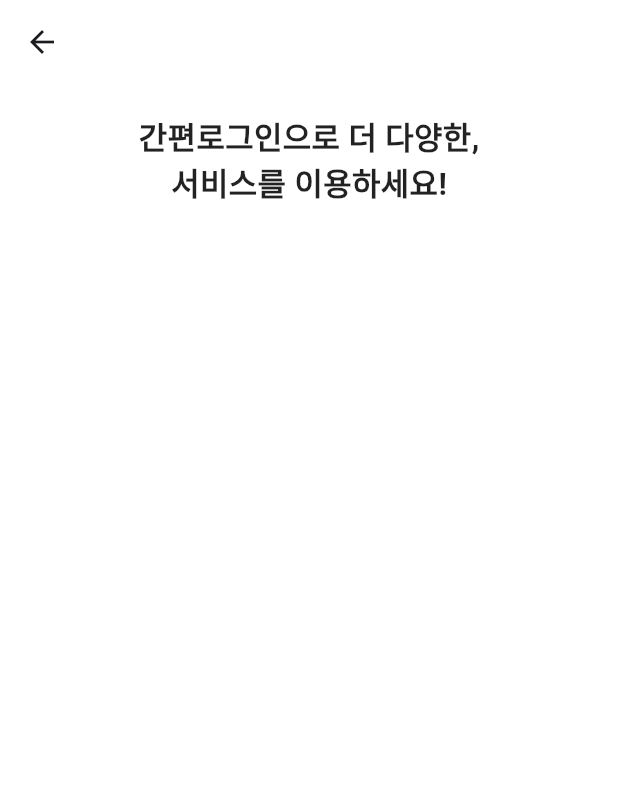
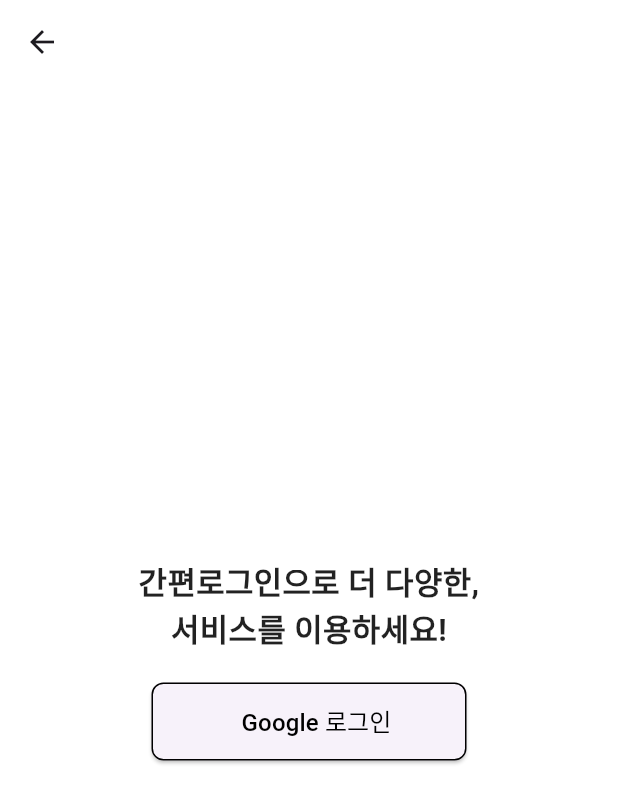
Before and after one commit to jeonghunlee99/Dog-Breed-Identification, a Flutter app: the screen it shows after launch, item 4 of the bottom bar chosen, after a tap on "간편 로그인", on a phone screen of 412 x 824 dp. Shown: the top 803 px of the screen. Run offline on Flutter 3.47's test engine with Material 3 defaults, Android fonts, the phone set to English and light mode, and no system bars; our stand-ins replace firebase_auth, firebase_core, flutter_dotenv, flutter_riverpod, geolocator, google_sign_in and 3 more; missing offline and left inert: flutter_naver_map; accounts and stored records are empty.

Commit message:
구글 로그인 추가

```diff
--- a/lib/screen/login_screen.dart
+++ b/lib/screen/login_screen.dart
@@ -1,4 +1,8 @@
 import 'package:flutter/material.dart';
+import 'package:firebase_auth/firebase_auth.dart';
+import 'package:google_sign_in/google_sign_in.dart';
+
+import 'homepage.dart';
 
 
 class LoginScreen extends StatefulWidget {
@@ -9,6 +13,37 @@ class LoginScreen extends StatefulWidget {
 }
 
 class _LoginScreenState extends State<LoginScreen> {
+  final FirebaseAuth _auth = FirebaseAuth.instance;
+  final GoogleSignIn _googleSignIn = GoogleSignIn();
+
+  Future<void> _signInWithGoogle() async {
+    try {
+      final GoogleSignInAccount? googleUser = await _googleSignIn.signIn();
+      if (googleUser == null) {
+        // 사용자가 로그인 취소
+        return;
+      }
+
+      final GoogleSignInAuthentication googleAuth = await googleUser.authentication;
+      final AuthCredential credential = GoogleAuthProvider.credential(
+        accessToken: googleAuth.accessToken,
+        idToken: googleAuth.idToken,
+      );
+
+      final UserCredential userCredential = await _auth.signInWithCredential(credential);
+      final User? user = userCredential.user;
+
+      if (user != null) {
+        print("Google 로그인 성공: ${user.displayName}");
+        Navigator.pushReplacement(
+          context,
+          MaterialPageRoute(builder: (context) => HomePage()),
+        );
+      }
+    } catch (error) {
+      print("Google 로그인 실패: $error");
+    }
+  }
 
   @override
   Widget build(BuildContext context) {
@@ -18,28 +53,40 @@ class _LoginScreenState extends State<LoginScreen> {
         forceMaterialTransparency: true,
       ),
       body: Column(
-        mainAxisAlignment: MainAxisAlignment.start,
-        children: [const SizedBox(height: 20),
+        mainAxisAlignment: MainAxisAlignment.center,
+        children: [
           Center(
             child: Text(
-              '간편로그인으로 더 다양한,',
+              '간편로그인으로 더 다양한,\n서비스를 이용하세요!',
+              textAlign: TextAlign.center,
               style: TextStyle(
-                fontSize: MediaQuery.of(context).size.width * 0.05, // 화면 너비의 5%를 글자 크기로 설정
+                fontSize: MediaQuery.of(context).size.width * 0.05,
                 fontWeight: FontWeight.bold,
                 color: Colors.black87,
               ),
             ),
           ),
-          Center(
-            child: Text(
-              '서비스를 이용하세요!',
-              style: TextStyle(
-                fontSize: MediaQuery.of(context).size.width * 0.05, // 화면 너비의 5%를 글자 크기로 설정
-                fontWeight: FontWeight.bold,
-                color: Colors.black87,
+          const SizedBox(height: 20),
+          ElevatedButton(
+            onPressed: _signInWithGoogle,
+            style: ElevatedButton.styleFrom(
+              shape: RoundedRectangleBorder(
+                borderRadius: BorderRadius.circular(8),
+                side: const BorderSide(color: Colors.black),
               ),
+              padding: const EdgeInsets.symmetric(vertical: 14, horizontal: 50),
             ),
-          )
+            child: Row(
+              mainAxisSize: MainAxisSize.min,
+              children: [
+                const SizedBox(width: 10),
+                const Text(
+                  'Google 로그인',
+                  style: TextStyle(fontSize: 16, color: Colors.black),
+                ),
+              ],
+            ),
+          ),
         ],
       ),
     );
```
